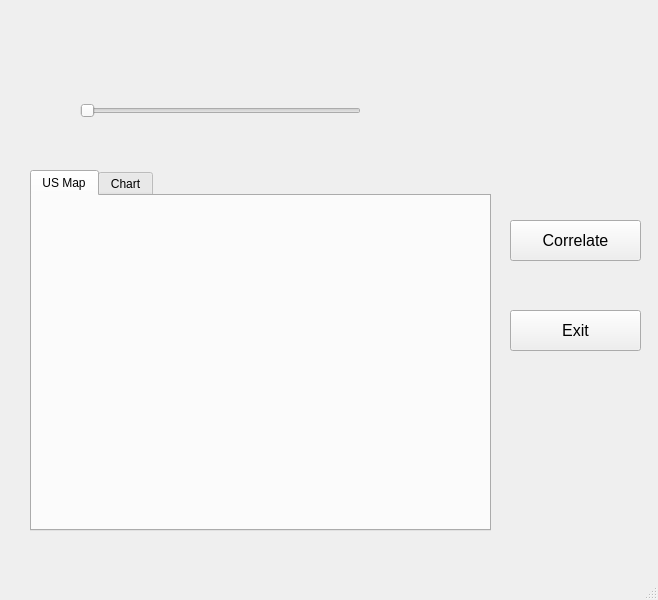
First picture: the form in main.ui, repository mattlitz/CS-5010-semester-project, before the edit.
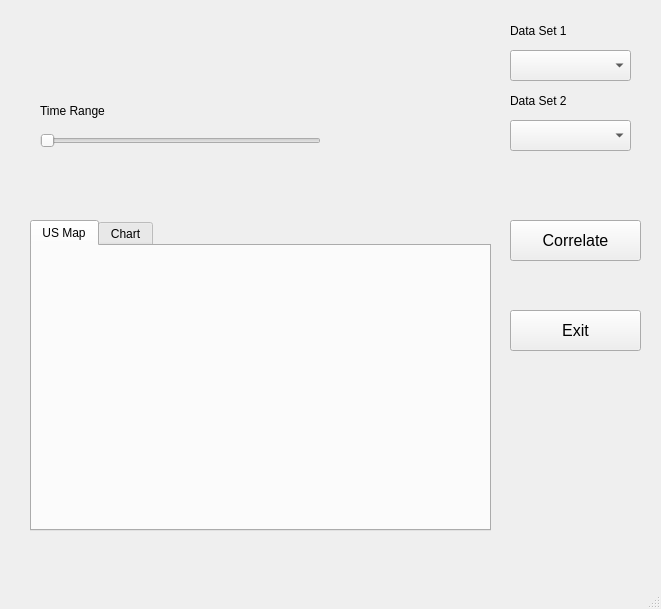
Second picture: the form after the edit. Custom widgets are drawn as their Qt base class.

Diff of the .ui file:
```diff
--- a/main.ui
+++ b/main.ui
@@ -6,8 +6,8 @@
    <rect>
     <x>0</x>
     <y>0</y>
-    <width>658</width>
-    <height>600</height>
+    <width>661</width>
+    <height>609</height>
    </rect>
   </property>
   <property name="windowTitle">
@@ -17,8 +17,8 @@
    <widget class="QSlider" name="horizontalSlider">
     <property name="geometry">
      <rect>
-      <x>80</x>
-      <y>90</y>
+      <x>40</x>
+      <y>120</y>
       <width>281</width>
       <height>41</height>
      </rect>
@@ -49,9 +49,9 @@
     <property name="geometry">
      <rect>
       <x>30</x>
-      <y>170</y>
+      <y>220</y>
       <width>461</width>
-      <height>361</height>
+      <height>311</height>
      </rect>
     </property>
     <property name="currentIndex">
@@ -96,6 +96,65 @@
      <string>Exit</string>
     </property>
    </widget>
+   <widget class="QComboBox" name="comboBox">
+    <property name="geometry">
+     <rect>
+      <x>510</x>
+      <y>50</y>
+      <width>121</width>
+      <height>31</height>
+     </rect>
+    </property>
+   </widget>
+   <widget class="QComboBox" name="comboBox_2">
+    <property name="geometry">
+     <rect>
+      <x>510</x>
+      <y>120</y>
+      <width>121</width>
+      <height>31</height>
+     </rect>
+    </property>
+   </widget>
+   <widget class="QLabel" name="label">
+    <property name="geometry">
+     <rect>
+      <x>510</x>
+      <y>90</y>
+      <width>71</width>
+      <height>21</height>
+     </rect>
+    </property>
+    <property name="text">
+     <string>Data Set 2</string>
+    </property>
+   </widget>
+   <widget class="QLabel" name="label_2">
+    <property name="geometry">
+     <rect>
+      <x>510</x>
+      <y>20</y>
+      <width>71</width>
+      <height>21</height>
+     </rect>
+    </property>
+    <property name="text">
+     <string>Data Set 1</string>
+    </property>
+   </widget>
+   <widget class="QLabel" name="label_3">
+    <property name="geometry">
+     <rect>
+      <x>40</x>
+      <y>100</y>
+      <width>71</width>
+      <height>21</height>
+     </rect>
+    </property>
+    <property name="text">
+     <string>Time Range</string>
+    </property>
+   </widget>
   </widget>
   <widget class="QMenuBar" name="menubar">
    <property name="geometry">
```
Left out of the diff: 2 changed lines with no effect on the pictures.
